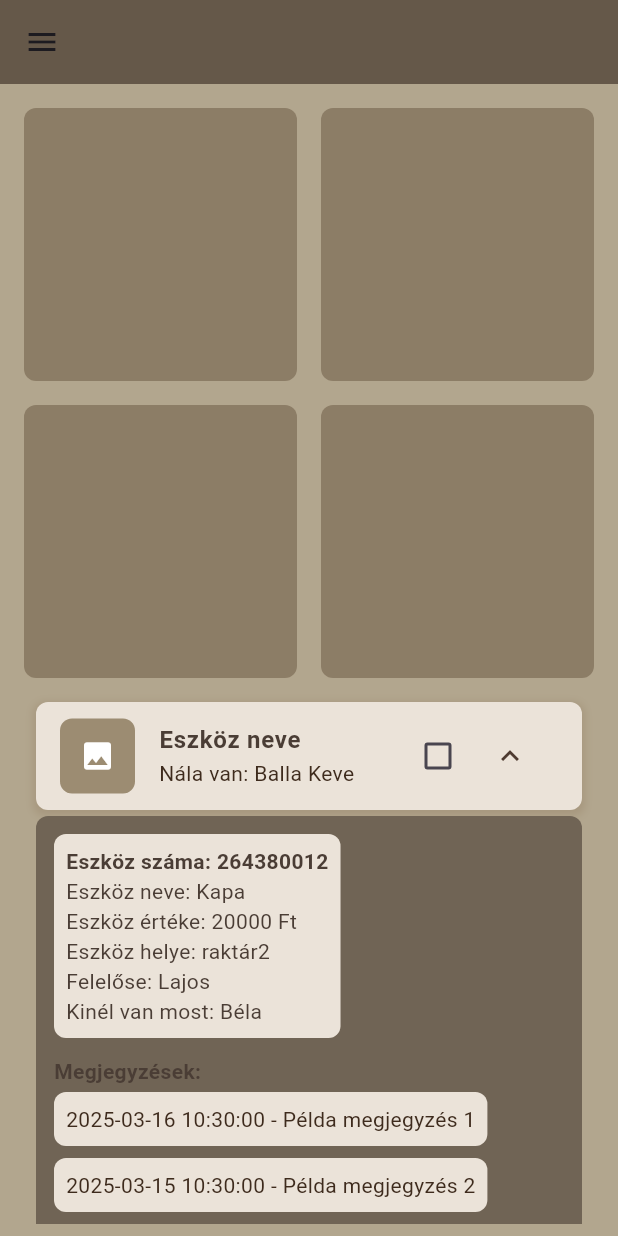
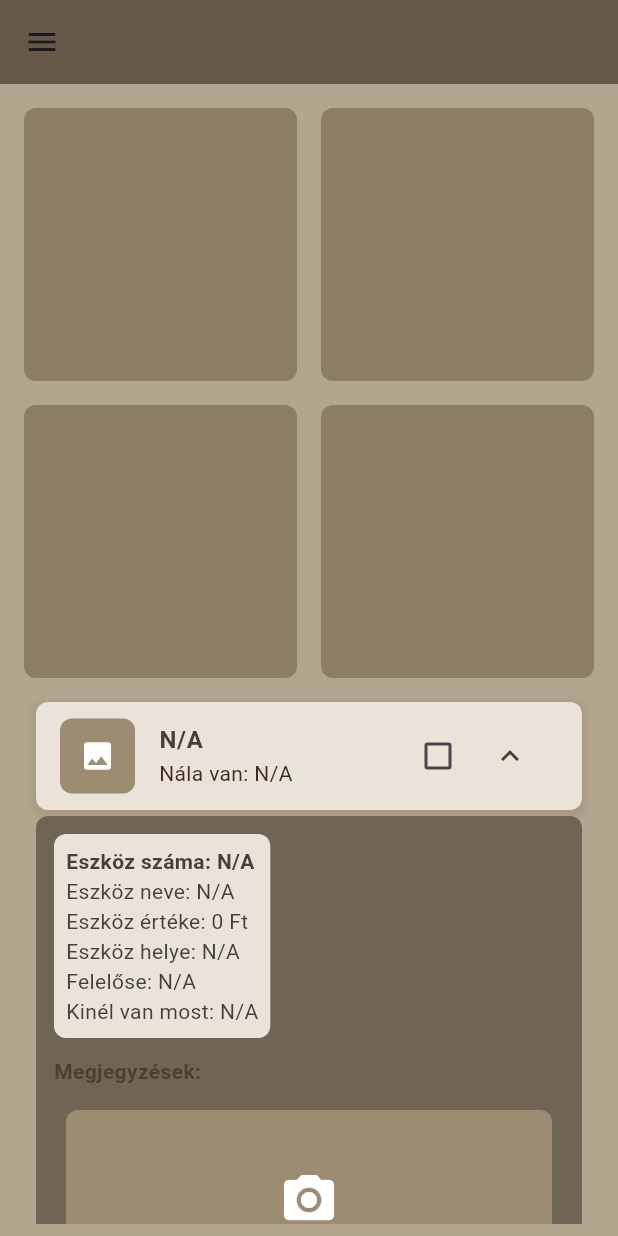
Before and after one commit to KeveXD/KalaApp, a Flutter app: the screen it shows after launch, after a tap on the "expand more" icon, on a phone screen of 412 x 824 dp. Run offline on Flutter 3.47's test engine with Material 3 defaults, Android fonts, the phone set to English and light mode, and no system bars; our stand-ins replace cloud_firestore, file_picker, firebase_auth, firebase_core, flutter_riverpod; accounts and stored records are empty.

Commit message:
eszkozok megjelenitese kesz

```diff
--- a/KalaApp/lib/menu_page/menu_mobil.dart
+++ b/KalaApp/lib/menu_page/menu_mobil.dart
@@ -2,6 +2,7 @@ import 'package:flutter/material.dart';
 import 'package:kalaapp/widgets/raktar_widget.dart';
 
 import '../constants.dart';
+import '../models/eszkoz_model.dart';
 import '../widgets/eszkoz_widget.dart';
 
 class MenuMobil extends StatefulWidget {
@@ -51,7 +52,17 @@ class _MenuMobilState extends State<MenuMobil> {
               child: ListView.builder(
                 itemCount: 4,
                 itemBuilder: (context, index) {
-                  return EszkozWidget();
+                  return EszkozWidget(
+                    eszkoz: EszkozModel(
+                      eszkozNev: 'N/A',
+                      eszkozAzonosito: 'N/A',
+                      location: 'N/A',
+                      felelosNev: 'N/A',
+                      megjegyzesek: [],
+                      kepek: [], comment: 'loool',
+                    ),
+                  );
+
                 },
               ),
             ),
--- a/KalaApp/lib/models/eszkoz_model.dart
+++ b/KalaApp/lib/models/eszkoz_model.dart
@@ -0,0 +1,46 @@
+class EszkozModel {
+  final String eszkozNev;
+  final String eszkozAzonosito;
+  final String location;
+  final String felelosNev;
+  final String comment;
+  final List<String> megjegyzesek; // Lista a megjegyzésekhez
+  final List<String> kepek; // Képek URL-jei
+
+  // Konstruktor
+  EszkozModel({
+    required this.eszkozNev,
+    required this.eszkozAzonosito,
+    required this.location,
+    required this.felelosNev,
+    required this.comment,
+    required this.megjegyzesek,
+    required this.kepek,
+  });
+
+  // ToJson: Az eszköz modell konvertálása egy Map-be (JSON formátumú adat)
+  Map<String, dynamic> toJson() {
+    return {
+      'eszkozNev': eszkozNev,
+      'eszkozAzonosito': eszkozAzonosito,
+      'location': location,
+      'felelosNev': felelosNev,
+      'comment': comment,
+      'megjegyzesek': megjegyzesek,
+      'kepek': kepek,
+    };
+  }
+
+  // FromJson: JSON adatból eszköz modell létrehozása
+  factory EszkozModel.fromJson(Map<String, dynamic> json) {
+    return EszkozModel(
+      eszkozNev: json['eszkozNev'] ?? '',
+      eszkozAzonosito: json['eszkozAzonosito'] ?? '',
+      location: json['location'] ?? '',
+      felelosNev: json['felelosNev'] ?? '',
+      comment: json['comment'] ?? '',
+      megjegyzesek: List<String>.from(json['megjegyzesek'] ?? []),
+      kepek: List<String>.from(json['kepek'] ?? []),
+    );
+  }
+}
--- a/KalaApp/lib/widgets/eszkoz_widget.dart
+++ b/KalaApp/lib/widgets/eszkoz_widget.dart
@@ -1,8 +1,11 @@
 import 'package:flutter/material.dart';
 import '../constants.dart';
+import '../models/eszkoz_model.dart'; // Feltételezve, hogy itt van az EszkozModel osztály
 
 class EszkozWidget extends StatefulWidget {
-  const EszkozWidget({Key? key}) : super(key: key);
+  final EszkozModel eszkoz; // Az eszközmodell példánya
+
+  const EszkozWidget({Key? key, required this.eszkoz}) : super(key: key);
 
   @override
   State<EszkozWidget> createState() => _EszkozWidgetState();
@@ -45,7 +48,7 @@ class _EszkozWidgetState extends State<EszkozWidget> {
                 child: const Icon(Icons.image, color: Colors.white), // Placeholder ikon
               ),
               title: Text(
-                "Eszköz neve",
+                widget.eszkoz.eszkozNev, // Eszköz neve a modellből
                 style: TextStyle(
                   fontSize: 16,
                   fontWeight: FontWeight.bold,
@@ -53,7 +56,7 @@ class _EszkozWidgetState extends State<EszkozWidget> {
                 ),
               ),
               subtitle: Text(
-                "Nála van: Balla Keve",
+                "Nála van: ${widget.eszkoz.felelosNev}", // Akinél van az eszköz
                 style: TextStyle(
                   fontSize: 14,
                   color: secondaryTextColor,
@@ -107,12 +110,18 @@ class _EszkozWidgetState extends State<EszkozWidget> {
                     child: Column(
                       crossAxisAlignment: CrossAxisAlignment.start,
                       children: [
-                        Text("Eszköz száma: 264380012", style: TextStyle(fontWeight: FontWeight.bold, color: primaryTextColor)),
-                        Text("Eszköz neve: Kapa", style: TextStyle(color: primaryTextColor)),
-                        Text("Eszköz értéke: 20000 Ft", style: TextStyle(color: primaryTextColor)),
-                        Text("Eszköz helye: raktár2", style: TextStyle(color: primaryTextColor)),
-                        Text("Felelőse: Lajos", style: TextStyle(color: primaryTextColor)),
-                        Text("Kinél van most: Béla", style: TextStyle(color: primaryTextColor)),
+                        Text("Eszköz száma: ${widget.eszkoz.eszkozAzonosito}",
+                            style: TextStyle(fontWeight: FontWeight.bold, color: primaryTextColor)),
+                        Text("Eszköz neve: ${widget.eszkoz.eszkozNev}",
+                            style: TextStyle(color: primaryTextColor)),
+                        Text("Eszköz értéke: ${0} Ft",
+                            style: TextStyle(color: primaryTextColor)),
+                        Text("Eszköz helye: ${widget.eszkoz.location}",
+                            style: TextStyle(color: primaryTextColor)),
+                        Text("Felelőse: ${widget.eszkoz.felelosNev}",
+                            style: TextStyle(color: primaryTextColor)),
+                        Text("Kinél van most: ${widget.eszkoz.felelosNev}",
+                            style: TextStyle(color: primaryTextColor)),
                       ],
                     ),
                   ),
@@ -127,7 +136,7 @@ class _EszkozWidgetState extends State<EszkozWidget> {
                   ),
                   const SizedBox(height: 4),
                   Column(
-                    children: List.generate(5, (index) {
+                    children: widget.eszkoz.megjegyzesek.map((megjegyzes) {
                       return Container(
                         padding: const EdgeInsets.all(8.0),
                         margin: const EdgeInsets.only(bottom: 8.0),
@@ -136,18 +145,18 @@ class _EszkozWidgetState extends State<EszkozWidget> {
                           borderRadius: BorderRadius.circular(8),
                         ),
                         child: Text(
-                          "${DateTime.now().subtract(Duration(days: index)).toString().split('.')[0]} - Példa megjegyzés ${index + 1}",
+                          " - ",
                           style: TextStyle(
                             fontSize: 14,
                             color: secondaryTextColor,
                           ),
                         ),
                       );
-                    }),
+                    }).toList(),
                   ),
                   const SizedBox(height: 12),
 
-
+                  // Képek lapozása
                   // Képek lapozása
                   Column(
                     children: [
@@ -194,6 +203,7 @@ class _EszkozWidgetState extends State<EszkozWidget> {
                       ),
                     ],
                   ),
+
                   const SizedBox(height: 12),
 
                   // Megjegyzés hozzáadása gomb
```
Also changed, not shown: KalaApp/lib/menu_page/menu_desktop.dart (+13 -15 lines), KalaApp/lib/menu_page/menu_tablet.dart (+12 -1 lines), KalaApp/lib/profil/profil_page.dart (+11 -1 lines), KalaApp/lib/raktarak/eszkoz_view_model.dart (+30 -7 lines), KalaApp/lib/raktarak/raktar_page.dart (+11 -1 lines).
